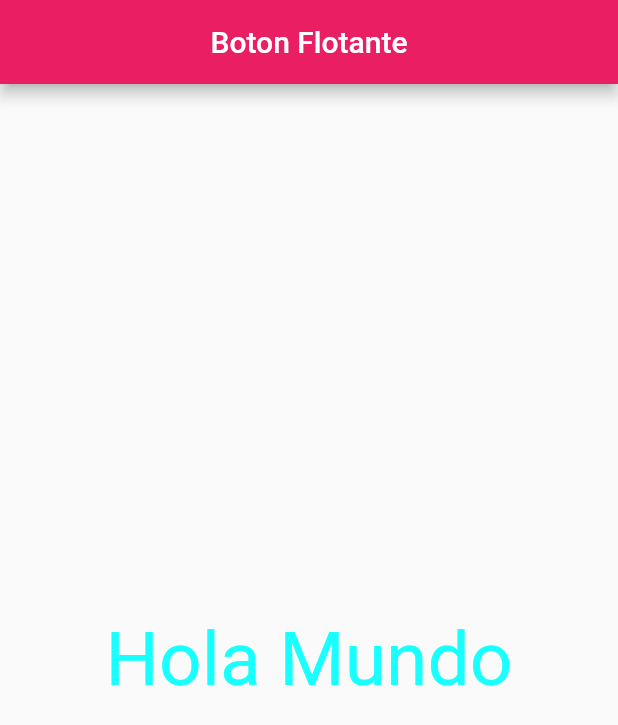
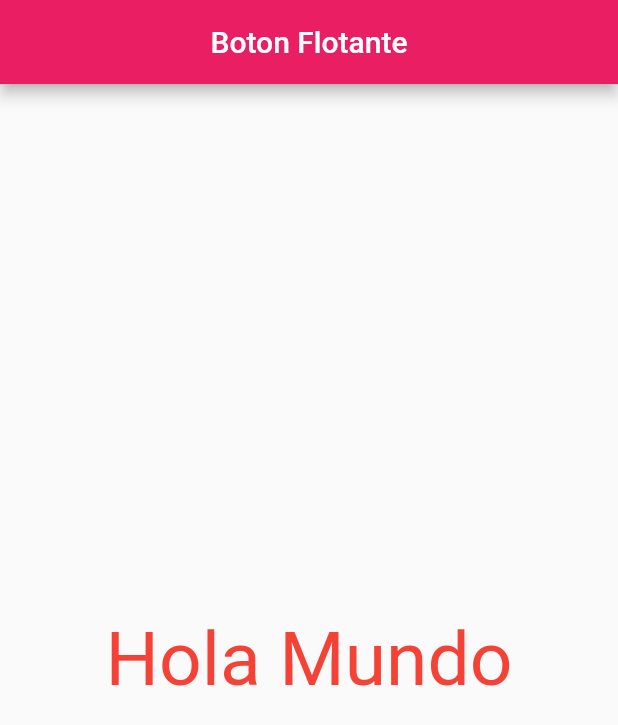
Before and after one commit to Poritowo/flutter_prueba, a Flutter app: the screen it shows after launch, on a phone screen of 412 x 824 dp. Shown: the top 725 px of the screen. Run offline on Flutter 3.47's test engine with Material 2 defaults, Android fonts, the phone set to English and light mode, and no system bars.

```diff
--- a/lib/main.dart
+++ b/lib/main.dart
@@ -11,13 +11,15 @@ class MyApp extends StatelessWidget {
       debugShowCheckedModeBanner: false,
       home: BotonFlotante(),
       theme: ThemeData(
-          primarySwatch: Colors.pink,
-          accentColor: Colors.purple,
-          textTheme: TextTheme(
-              bodyText2: TextStyle(
-            color: Colors.cyanAccent,
+        primarySwatch: Colors.pink,
+        accentColor: Colors.purple,
+        textTheme: TextTheme(
+          bodyText2: TextStyle(
+            color: Colors.red,
             fontSize: 50,
-          ))),
+          )
+        )
+      ),
     );
   }
 }
```
Also changed, not shown: 1 other file.
